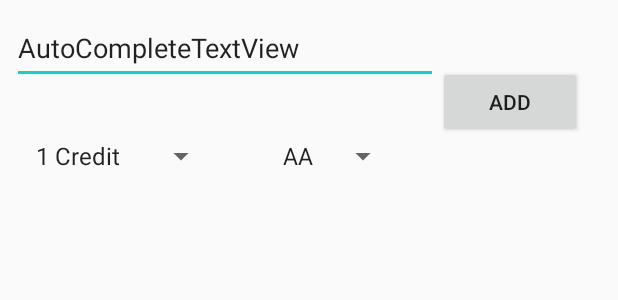
After one commit to serhatzengin/Calculate_Average, an Android app: the layout new_lesson_layout.xml on its own in the app's theme, with its tools: preview values and no code run, on a phone screen of 412 x 824 dp. The commit adds this screen. Shown: the top 300 px of the screen. Run offline under Robolectric (Android 15) with nearby library versions, the phone set to English and light mode, and no system bars.

Commit message:
Yeni Ders Ekle Sayfası Eklendi
+Yeni ders ekleme sayfası düzenlendi ama projeye dahil edilmedi
+Renkler eklendi
+AppBar Kaldırıldı

```diff
--- a/app/src/main/res/layout/activity_main.xml
+++ b/app/src/main/res/layout/activity_main.xml
@@ -62,7 +62,7 @@
 
     <ScrollView
         android:layout_width="match_parent"
-        android:layout_height="300dp">
+        android:layout_height="400dp">
 
     </ScrollView>
 
@@ -76,4 +76,5 @@
 
     </Button>
 
+
 </LinearLayout>
--- /dev/null
+++ b/app/src/main/res/layout/new_lesson_layout.xml
@@ -0,0 +1,49 @@
+<?xml version="1.0" encoding="utf-8"?>
+<android.support.constraint.ConstraintLayout xmlns:android="http://schemas.android.com/apk/res/android"
+    xmlns:app="http://schemas.android.com/apk/res-auto"
+    xmlns:tools="http://schemas.android.com/tools"
+    android:layout_width="match_parent"
+    android:layout_height="wrap_content">
+
+
+    <Button
+        android:id="@+id/btn_Delete_Lesson"
+        android:layout_width="96dp"
+        android:layout_height="48dp"
+        android:layout_marginTop="44dp"
+        android:layout_marginEnd="24dp"
+        android:text="Add"
+        app:layout_constraintEnd_toEndOf="parent"
+        app:layout_constraintTop_toTopOf="parent" />
+
+    <AutoCompleteTextView
+        android:id="@+id/et_New_Lesson_Name"
+        android:layout_width="0dp"
+        android:layout_height="48dp"
+        android:layout_marginStart="8dp"
+        android:layout_marginTop="8dp"
+        android:text="AutoCompleteTextView"
+        app:layout_constraintEnd_toStartOf="@+id/btn_Delete_Lesson"
+        app:layout_constraintStart_toStartOf="parent"
+        app:layout_constraintTop_toTopOf="parent" />
+
+    <Spinner
+        android:id="@+id/spn_New_Credit"
+        android:layout_width="0dp"
+        android:layout_height="48dp"
+        android:layout_marginStart="16dp"
+        android:layout_marginTop="24dp"
+        android:entries="@array/credit"
+        app:layout_constraintStart_toStartOf="parent"
+        app:layout_constraintTop_toBottomOf="@+id/et_New_Lesson_Name" />
+
+    <Spinner
+        android:id="@+id/spn_New_Grade"
+        android:layout_width="0dp"
+        android:layout_height="48dp"
+        android:layout_marginStart="36dp"
+        android:entries="@array/all_Notes"
+        app:layout_constraintStart_toEndOf="@+id/spn_New_Credit"
+        app:layout_constraintTop_toTopOf="@+id/spn_New_Credit" />
+
+</android.support.constraint.ConstraintLayout>
--- a/app/src/main/res/values/colors.xml
+++ b/app/src/main/res/values/colors.xml
@@ -7,4 +7,8 @@
     <color name="teal_700">#FF018786</color>
     <color name="black">#FF000000</color>
     <color name="white">#FFFFFFFF</color>
+    <color name="colorPrimary">#ed3b72</color>
+    <color name="colorPrimaryDark">#41366e</color>
+    <color name="colorAccent">#f5a623</color>
+
 </resources>
--- a/app/src/main/res/values/themes.xml
+++ b/app/src/main/res/values/themes.xml
@@ -1,6 +1,6 @@
 <resources xmlns:tools="http://schemas.android.com/tools">
     <!-- Base application theme. -->
-    <style name="Theme.Calculate_Average" parent="Theme.AppCompat.Light.DarkActionBar">
+    <style name="Theme.Calculate_Average" parent="Theme.AppCompat.Light.NoActionBar">
         <!-- Primary brand color. -->
         <item name="colorPrimary">@color/purple_500</item>
         <item name="colorPrimaryDark">@color/purple_700</item>
```
